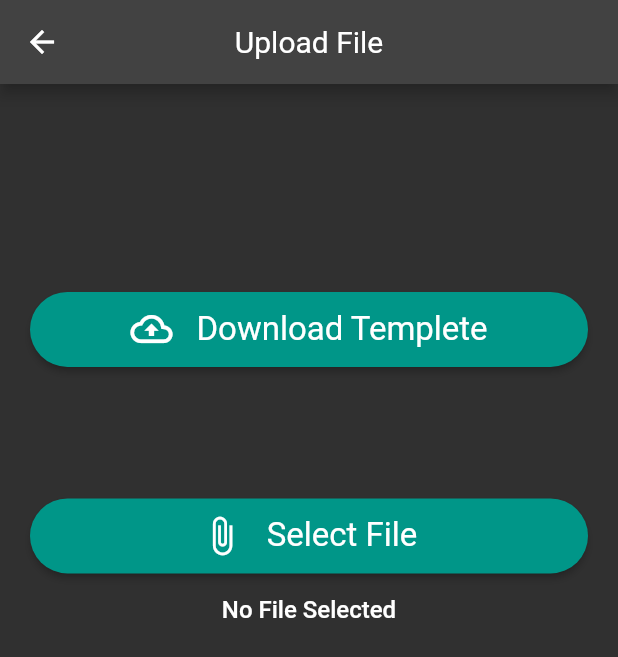
After one commit to samichaudhry/admin_panel, a Flutter app: the UploadFile screen opened directly, on a phone screen of 412 x 824 dp. The commit adds this screen. Shown: the top 657 px of the screen. Run offline on Flutter 3.47's test engine with Material 2 defaults, Android fonts, the phone set to English and light mode, and no system bars; our stand-ins replace cloud_firestore, file_picker, firebase_auth, firebase_core, firebase_storage, fluttertoast and 3 more; missing offline and left inert: flutter_arc_speed_dial, time_range_picker; accounts and stored records are empty.

Commit message:
upload file page added.

```diff
--- a/lib/session_student.dart
+++ b/lib/session_student.dart
@@ -1,9 +1,11 @@
+import 'package:admin_panel/upload_file.dart';
 import 'package:flutter/material.dart';
 import 'package:font_awesome_flutter/font_awesome_flutter.dart';
 import 'package:admin_panel/custom%20widgets/custom_widgets.dart';
 import 'package:admin_panel/utils.dart';
 import 'package:flutter_arc_speed_dial/flutter_speed_dial_menu_button.dart';
 import 'package:flutter_arc_speed_dial/main_menu_floating_action_button.dart';
+import 'package:get/get.dart';
 
 class SessionStudent extends StatefulWidget {
   const SessionStudent({Key? key}) : super(key: key);
@@ -156,6 +158,9 @@ class _SessionStudentState extends State<SessionStudent> {
             icon: const Icon(FontAwesomeIcons.upload),
             onPressed: () {
               // filepicker();
+              Get.to(
+                () => const UploadFile(),
+              );
             },
             backgroundColor: Colors.teal,
             foregroundColor: Colors.white,
--- /dev/null
+++ b/lib/upload_file.dart
@@ -0,0 +1,108 @@
+import 'dart:io';
+
+import 'package:file_picker/file_picker.dart';
+import 'package:firebase_storage/firebase_storage.dart';
+import 'package:flutter/material.dart';
+import 'package:admin_panel/custom%20widgets/custom_widgets.dart';
+import 'package:percent_indicator/percent_indicator.dart';
+import 'package:path/path.dart';
+
+class UploadFile extends StatefulWidget {
+  const UploadFile({Key? key}) : super(key: key);
+
+  @override
+  State<UploadFile> createState() => _UploadFileState();
+}
+
+class _UploadFileState extends State<UploadFile> {
+  bool visibilityObs = false;
+
+  void _changed(bool visibility, String field) {
+    setState(() {
+      if (field == "obs") {
+        visibilityObs = visibility;
+      }
+    });
+  }
+
+  Widget custombutton(title, icon, onclick) {
+    return Padding(
+      padding: const EdgeInsets.symmetric(horizontal: 20, vertical: 15),
+      child: ElevatedButton(
+          style: ElevatedButton.styleFrom(
+            shape: StadiumBorder(),
+            primary: Colors.teal,
+            minimumSize: const Size.fromHeight(50),
+          ),
+          child: Row(
+            mainAxisSize: MainAxisSize.min,
+            children: [
+              Icon(icon, size: 28),
+              const SizedBox(width: 16),
+              customText(txt: title, fsize: 22.0)
+            ],
+          ),
+          onPressed: onclick),
+    );
+  }
+
+  UploadTask? task;
+  File? file;
+
+  @override
+  Widget build(BuildContext context) {
+    final fileName = file != null ? basename(file!.path) : 'No File Selected';
+
+    return Scaffold(
+      appBar: AppBar(
+        title: customText(txt: 'Upload File', fsize: 20.0),
+        centerTitle: true,
+      ),
+      body: Column(
+          // mainAxisAlignment: MainAxisAlignment.center,
+          children: [
+            SizedBox(
+              height: MediaQuery.of(context).size.height * 0.15,
+            ),
+            custombutton(
+                'Download Templete', Icons.cloud_upload_outlined, () {}),
+            SizedBox(
+              height: MediaQuery.of(context).size.height * 0.07,
+            ),
+            custombutton('Select File', Icons.attach_file, selectFile),
+            customText(txt: fileName, fsize: 16.0, fweight: FontWeight.w500),
+            SizedBox(
+              height: MediaQuery.of(context).size.height * 0.03,
+            ),
+            visibilityObs
+                ? Column(
+                    children: [
+                      custombutton(
+                          'Upload File', Icons.cloud_upload_outlined, () {}),
+                      SizedBox(
+                        height: MediaQuery.of(context).size.height * 0.05,
+                      ),
+                      CircularPercentIndicator(
+                        radius: 60.0,
+                        lineWidth: 7.0,
+                        percent: 0.70,
+                        center: const Text("70%"),
+                        progressColor: Colors.teal,
+                      ),
+                    ],
+                  )
+                : SizedBox()
+          ]),
+    );
+  }
+
+  Future<void> selectFile() async {
+    final result = await FilePicker.platform.pickFiles(allowMultiple: false);
+
+    if (result == null) return;
+    final path = result.files.single.path!;
+
+    setState(() => file = File(path));
+    visibilityObs ? null : _changed(true, "obs");
+  }
+}
--- a/pubspec.yaml
+++ b/pubspec.yaml
@@ -46,7 +46,7 @@ dependencies:
   cached_network_image: any
   fluttertoast: any
   flutter_arc_speed_dial: any
-
+  percent_indicator: any
 
 dev_dependencies:
   flutter_test:
```
Also changed, not shown: pubspec.lock.
